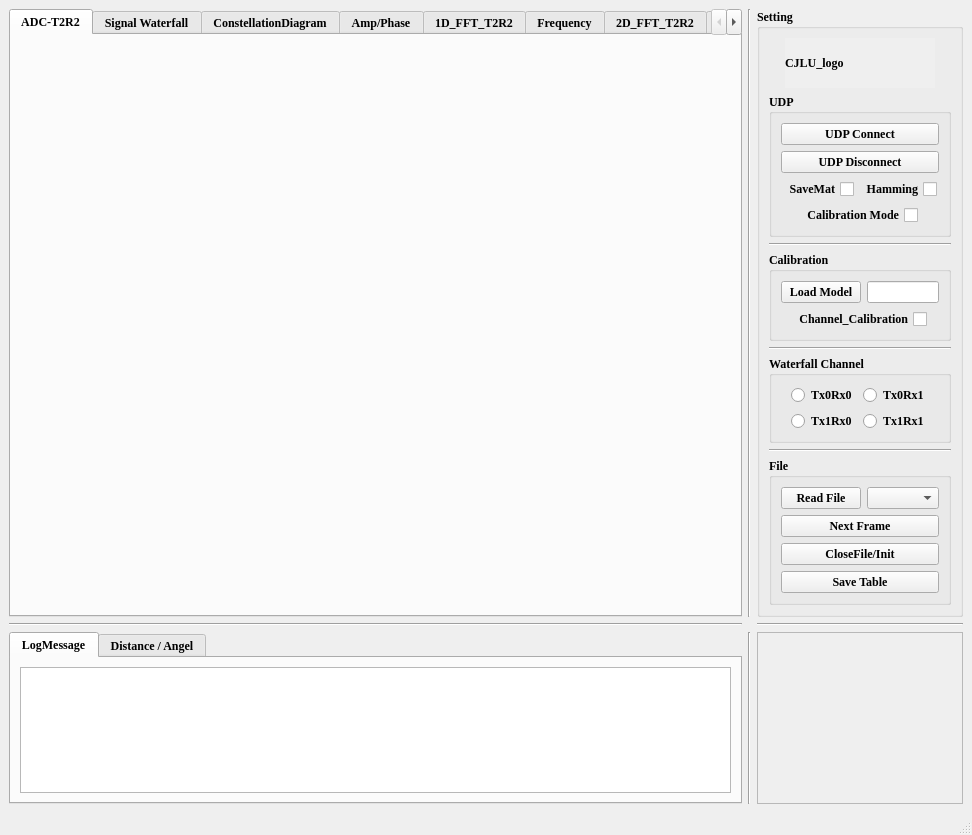
This is Radar_UDP.ui in CruzeOliver/FMCW-Radar-GUI as Qt 5 draws it before an edit. The edited form follows.
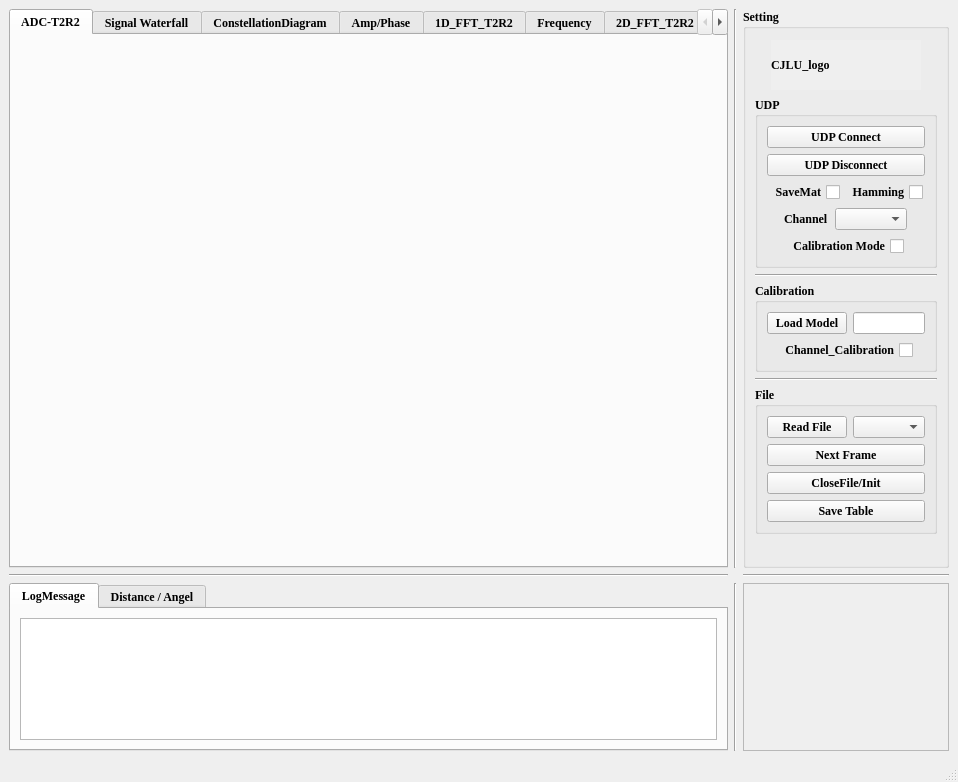
This is the edited form.

Commit message: Delete the radio button used to select the waterfall channel and replace it with a combo box

The edit to the form file:
```diff
--- a/Radar_UDP.ui
+++ b/Radar_UDP.ui
@@ -6,8 +6,8 @@
    <rect>
     <x>0</x>
     <y>0</y>
-    <width>972</width>
-    <height>835</height>
+    <width>958</width>
+    <height>782</height>
    </rect>
   </property>
   <property name="windowTitle">
@@ -272,6 +272,59 @@
             </item>
            </layout>
           </item>
+          <item>
+           <layout class="QHBoxLayout" name="horizontalLayout_14">
+            <item>
+             <spacer name="horizontalSpacer_3">
+              <property name="orientation">
+               <enum>Qt::Horizontal</enum>
+              </property>
+              <property name="sizeHint" stdset="0">
+               <size>
+                <width>40</width>
+                <height>20</height>
+               </size>
+              </property>
+             </spacer>
+            </item>
+            <item>
+             <widget class="QLabel" name="label">
+              <property name="sizePolicy">
+               <sizepolicy hsizetype="Expanding" vsizetype="Preferred">
+                <horstretch>5</horstretch>
+                <verstretch>0</verstretch>
+               </sizepolicy>
+              </property>
+              <property name="text">
+               <string>Channel</string>
+              </property>
+             </widget>
+            </item>
+            <item>
+             <widget class="QComboBox" name="comboBox_waterfallchannel">
+              <property name="sizePolicy">
+               <sizepolicy hsizetype="Expanding" vsizetype="Fixed">
+                <horstretch>5</horstretch>
+                <verstretch>0</verstretch>
+               </sizepolicy>
+              </property>
+             </widget>
+            </item>
+            <item>
+             <spacer name="horizontalSpacer_4">
+              <property name="orientation">
+               <enum>Qt::Horizontal</enum>
+              </property>
+              <property name="sizeHint" stdset="0">
+               <size>
+                <width>40</width>
+                <height>20</height>
+               </size>
+              </property>
+             </spacer>
+            </item>
+           </layout>
+          </item>
           <item>
            <layout class="QHBoxLayout" name="horizontalLayout_10">
             <item>
@@ -404,110 +457,6 @@
          </layout>
         </widget>
        </item>
-       <item>
-        <widget class="Line" name="line_5">
-         <property name="orientation">
-          <enum>Qt::Horizontal</enum>
-         </property>
-        </widget>
-       </item>
-       <item>
-        <widget class="QGroupBox" name="groupBox_Display">
-         <property name="title">
-          <string>Waterfall Channel</string>
-         </property>
-         <layout class="QVBoxLayout" name="verticalLayout_4">
-          <item>
-           <layout class="QHBoxLayout" name="horizontalLayout_6">
-            <item>
-             <spacer name="horizontalSpacer_3">
-              <property name="orientation">
-               <enum>Qt::Horizontal</enum>
-              </property>
-              <property name="sizeHint" stdset="0">
-               <size>
-                <width>40</width>
-                <height>20</height>
-               </size>
-              </property>
-             </spacer>
-            </item>
-            <item>
-             <widget class="QRadioButton" name="radioButton_t0r0">
-              <property name="text">
-               <string>Tx0Rx0</string>
-              </property>
-             </widget>
-            </item>
-            <item>
-             <widget class="QRadioButton" name="radioButton_t0r1">
-              <property name="text">
-               <string>Tx0Rx1</string>
-              </property>
-             </widget>
-            </item>
-            <item>
-             <spacer name="horizontalSpacer_4">
-              <property name="orientation">
-               <enum>Qt::Horizontal</enum>
-              </property>
-              <property name="sizeHint" stdset="0">
-               <size>
-                <width>40</width>
-                <height>20</height>
-               </size>
-              </property>
-             </spacer>
-            </item>
-           </layout>
-          </item>
-          <item>
-           <layout class="QHBoxLayout" name="horizontalLayout_12">
-            <item>
-             <spacer name="horizontalSpacer_5">
-              <property name="orientation">
-               <enum>Qt::Horizontal</enum>
-              </property>
-              <property name="sizeHint" stdset="0">
-               <size>
-                <width>40</width>
-                <height>20</height>
-               </size>
-              </property>
-             </spacer>
-            </item>
-            <item>
-             <widget class="QRadioButton" name="radioButton_t1r0">
-              <property name="text">
-               <string>Tx1Rx0</string>
-              </property>
-             </widget>
-            </item>
-            <item>
-             <widget class="QRadioButton" name="radioButton_t1r1">
-              <property name="text">
-               <string>Tx1Rx1</string>
-              </property>
-             </widget>
-            </item>
-            <item>
-             <spacer name="horizontalSpacer_6">
-              <property name="orientation">
-               <enum>Qt::Horizontal</enum>
-              </property>
-              <property name="sizeHint" stdset="0">
-               <size>
-                <width>40</width>
-                <height>20</height>
-               </size>
-              </property>
-             </spacer>
-            </item>
-           </layout>
-          </item>
-         </layout>
-        </widget>
-       </item>
        <item>
         <widget class="Line" name="line_6">
          <property name="orientation">
```
Left out of the diff: 44 changed lines with no effect on the pictures. The commit also changes 2 other files.
